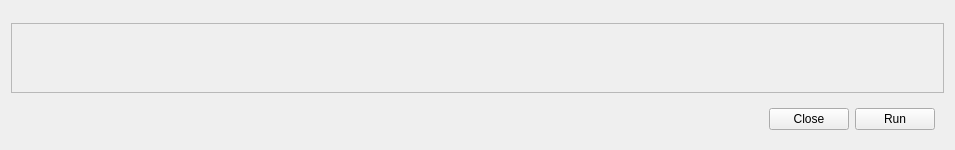
Old version of the form som_gui/module/ifc_importer/qt/Widget.ui in the repository c-mellueh/SOM-Toolkit.
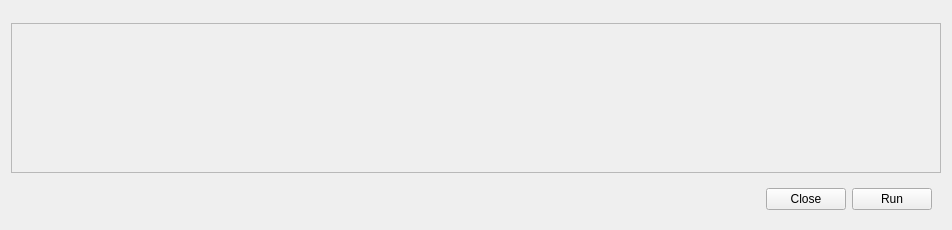
New version of the form. Custom widgets are drawn as their Qt base class.

What changed in the file:
```diff
--- a/som_gui/module/ifc_importer/qt/Widget.ui
+++ b/som_gui/module/ifc_importer/qt/Widget.ui
@@ -6,8 +6,8 @@
    <rect>
     <x>0</x>
     <y>0</y>
-    <width>955</width>
-    <height>136</height>
+    <width>952</width>
+    <height>230</height>
    </rect>
   </property>
   <property name="sizePolicy">
@@ -45,6 +45,12 @@
        <verstretch>1</verstretch>
       </sizepolicy>
      </property>
+     <property name="minimumSize">
+      <size>
+       <width>0</width>
+       <height>150</height>
+      </size>
+     </property>
      <property name="widgetResizable">
       <bool>true</bool>
      </property>
@@ -53,8 +59,8 @@
        <rect>
         <x>0</x>
         <y>0</y>
-        <width>935</width>
-        <height>54</height>
+        <width>932</width>
+        <height>148</height>
        </rect>
       </property>
       <layout class="QVBoxLayout" name="layout_progress_bar"/>
```
